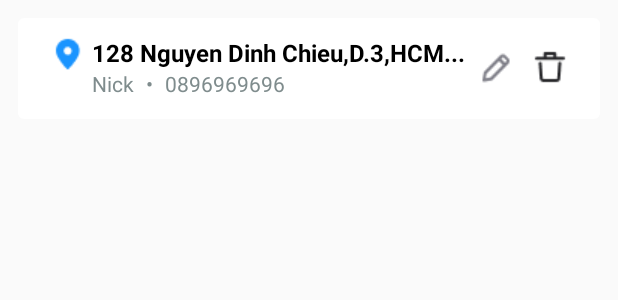
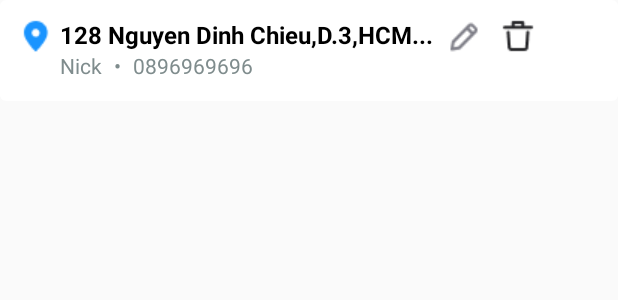
Before and after one commit to phunlh2001/PRM392-Beverages, an Android app: the layout address_item.xml on its own in the app's theme, with its tools: preview values and no code run, on a phone screen of 412 x 824 dp. Shown: the top 300 px of the screen. Run offline under Robolectric (Android 15) with nearby library versions, the phone set to English and light mode, and no system bars.

```diff
--- a/app/src/main/java/com/phunlh2001/prm392_beverages/MainActivity.java
+++ b/app/src/main/java/com/phunlh2001/prm392_beverages/MainActivity.java
@@ -25,6 +25,8 @@ public class MainActivity extends AppCompatActivity {
             startActivity(intent);
         } else {
             // [TODO] Navigate to your layout to testing here
+            Intent intent = new Intent(MainActivity.this, AddressSelectorActivity.class);
+            startActivity(intent);
         }
     }
 }
--- a/app/src/main/java/com/phunlh2001/prm392_beverages/adapters/MenuAdapter.java
+++ b/app/src/main/java/com/phunlh2001/prm392_beverages/adapters/MenuAdapter.java
@@ -31,7 +31,7 @@ public class MenuAdapter extends RecyclerView.Adapter<MenuAdapter.MenuViewHolder
     @NonNull
     @Override
     public MenuViewHolder onCreateViewHolder(@NonNull ViewGroup parent, int viewType) {
-        View view = LayoutInflater.from(parent.getContext()).inflate(R.layout.item_menu, parent, false);
+        View view = LayoutInflater.from(parent.getContext()).inflate(R.layout.menu_item, parent, false);
         return new MenuViewHolder(view);
     }
 
--- a/app/src/main/java/com/phunlh2001/prm392_beverages/data/entities/User.java
+++ b/app/src/main/java/com/phunlh2001/prm392_beverages/data/entities/User.java
@@ -7,10 +7,11 @@ import androidx.room.PrimaryKey;
 
 import com.phunlh2001.prm392_beverages.data.entities.enums.RoleAccount;
 
+import java.io.Serializable;
 import java.util.Date;
 
 @Entity(tableName = "Users")
-public class User {
+public class User implements Serializable {
     @PrimaryKey(autoGenerate = true)
     private int id;
     @NonNull
--- a/app/src/main/res/layout/address_item.xml
+++ b/app/src/main/res/layout/address_item.xml
@@ -1,12 +1,6 @@
 <?xml version="1.0" encoding="utf-8"?>
 <LinearLayout xmlns:android="http://schemas.android.com/apk/res/android"
-    android:layout_width="match_parent"
-    android:layout_height="match_parent"
-    android:orientation="vertical"
-    android:padding="12dp">
-
-    <LinearLayout
-        android:gravity="center"
+    android:gravity="start"
     android:padding="12dp"
     style="@style/border_radius"
     android:orientation="horizontal"
@@ -83,5 +77,3 @@
     </LinearLayout>
 
 </LinearLayout>
-
-</LinearLayout>
```
Also changed, not shown: app/src/main/java/com/phunlh2001/prm392_beverages/AddressSelectorActivity.java (+7 -2 lines), app/src/main/java/com/phunlh2001/prm392_beverages/NewAddressActivity.java (+35 -15 lines), app/src/main/res/layout/menu_item.xml (renamed from app/src/main/res/layout/item_menu.xml, +4 -4 lines). Lines whose indentation alone changed are shown as unchanged.
